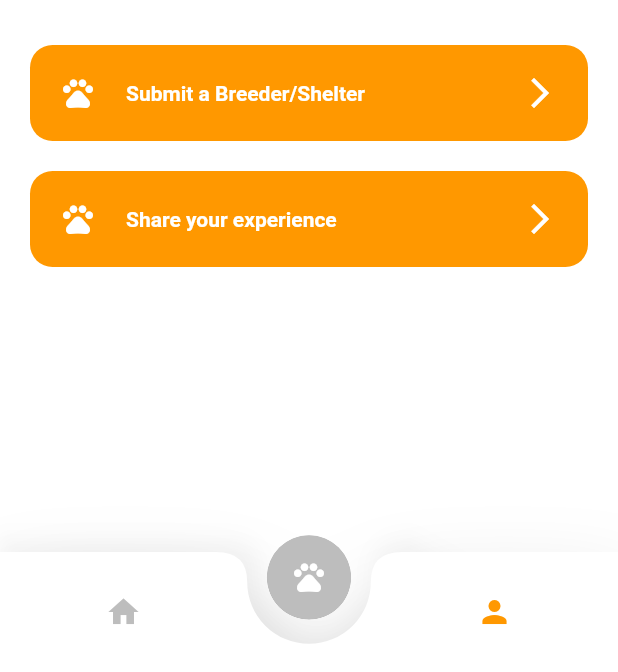
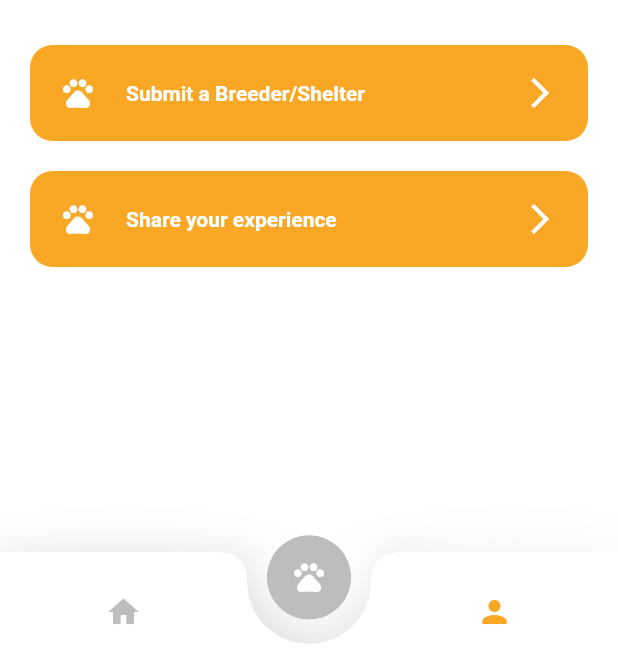
Before and after one commit to WangKehanK/PetCom, a Flutter app: the screen it shows after launch, after a tap on the "pets" icon, after a tap on the "home" icon, after a tap on the "person" icon, on a phone screen of 412 x 824 dp, the part 564-1236 px from its top. Run offline on Flutter 3.47's test engine with Material 2 defaults, Android fonts, the phone set to English and light mode, and no system bars; our stand-ins replace dio, flutter_staggered_animations; missing offline and left inert: direct_select, material_dialogs; network calls fail; Roboto replaces fonts that are missing (Muli).

Commit message:
UI update

```diff
--- a/lib/screens/Account/Profile/components/profile_menu.dart
+++ b/lib/screens/Account/Profile/components/profile_menu.dart
@@ -18,7 +18,7 @@ class ProfileMenu extends StatelessWidget {
       child: TextButton(
         style: TextButton.styleFrom(
           primary: kWhiteColor,
-          backgroundColor: Colors.orange[500],
+          backgroundColor: kPrimaryColor,
           onSurface: Colors.grey,
           padding: EdgeInsets.all(20),
           shape:
--- a/lib/screens/main_screen.dart
+++ b/lib/screens/main_screen.dart
@@ -48,7 +48,7 @@ class _MainScreenState extends State<MainScreen> {
                   heightFactor: 0.6,
                   child: FloatingActionButton(
                       backgroundColor: _selectedPageIndex == 1
-                          ? kIconColor
+                          ? kPrimaryColor
                           : Colors.grey.shade400,
                       child: Icon(Icons.pets),
                       elevation: 0.1,
@@ -66,7 +66,7 @@ class _MainScreenState extends State<MainScreen> {
                         icon: Icon(
                           Icons.home,
                           color: _selectedPageIndex == 0
-                              ? kIconColor
+                              ? kPrimaryColor
                               : Colors.grey.shade400,
                         ),
                         onPressed: () {
@@ -80,7 +80,7 @@ class _MainScreenState extends State<MainScreen> {
                           icon: Icon(
                             Icons.person_sharp,
                             color: _selectedPageIndex == 2
-                                ? kIconColor
+                                ? kPrimaryColor
                                 : Colors.grey.shade400,
                           ),
                           onPressed: () {
```
Also changed, not shown: 2 other files.
